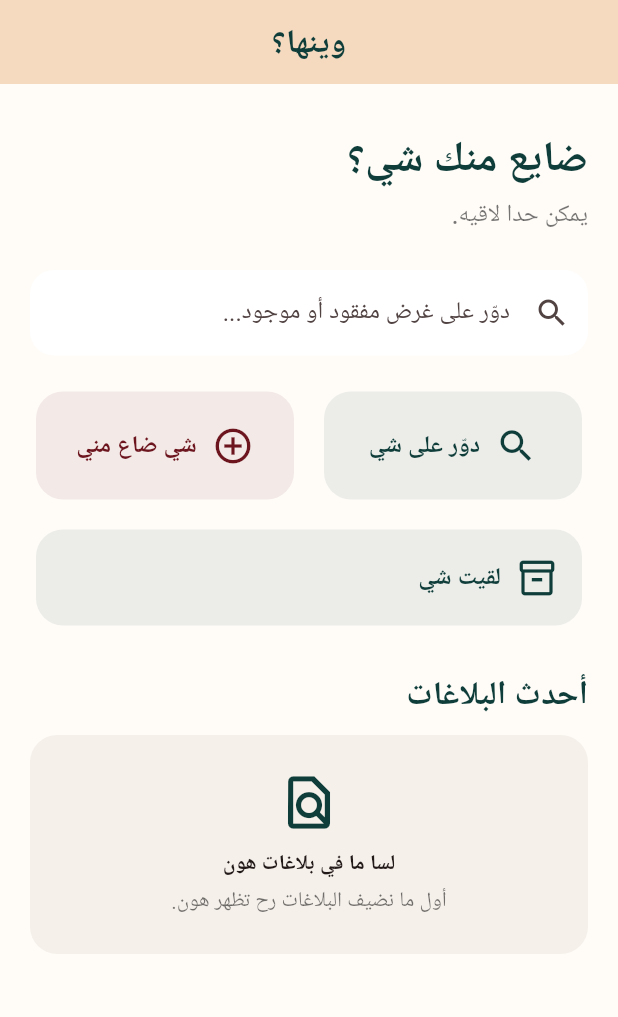
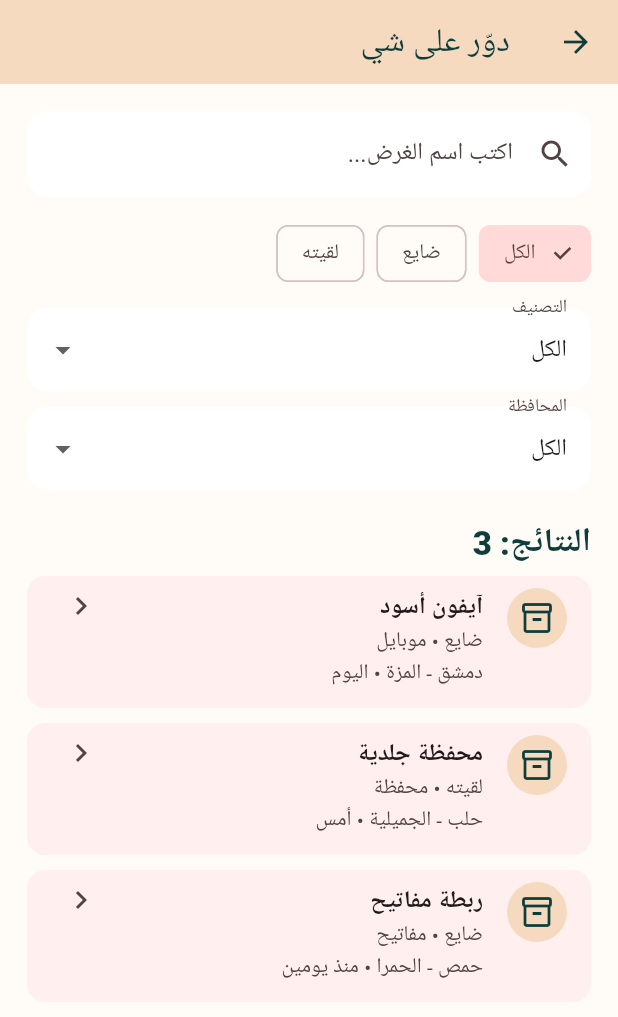
Before and after one commit to 7mud2007a/Wenha, a Flutter app: the screen it shows after launch, after a tap on "لقيت شي", on a phone screen of 412 x 824 dp. Shown: the top 1017 px of the screen. Run offline on Flutter 3.47's test engine with Material 3 defaults, Android fonts, the phone set to English and light mode, and no system bars; Roboto replaces fonts that are missing (sans).

Commit message:
feat: add search and report filters

```diff
--- a/lib/main.dart
+++ b/lib/main.dart
@@ -109,7 +109,7 @@ class HomeScreen extends StatelessWidget {
                 title: 'لقيت شي',
                 color: WenhaApp.green,
                 wide: true,
-                onTap: () {},
+                onTap: () => Navigator.push(context, MaterialPageRoute(builder: (_) => const SearchScreen())),
               ),
               const SizedBox(height: 28),
               Text(
@@ -302,3 +302,45 @@ class _ReportScreenState extends State<ReportScreen> {
 
   Widget _field(TextEditingController controller, String label, String hint, {int maxLines = 1}) => TextField(controller: controller, maxLines: maxLines, decoration: _decoration(label).copyWith(hintText: hint));
 }
+
+class SearchScreen extends StatefulWidget {
+  const SearchScreen({super.key});
+  @override State<SearchScreen> createState() => _SearchScreenState();
+}
+class _SearchScreenState extends State<SearchScreen> {
+  final query = TextEditingController();
+  String type = 'الكل', category = 'الكل', governorate = 'الكل';
+  final items = const [
+    {'title':'آيفون أسود','type':'ضايع','category':'موبايل','gov':'دمشق','place':'المزة','date':'اليوم'},
+    {'title':'محفظة جلدية','type':'لقيته','category':'محفظة','gov':'حلب','place':'الجميلية','date':'أمس'},
+    {'title':'ربطة مفاتيح','type':'ضايع','category':'مفاتيح','gov':'حمص','place':'الحمرا','date':'منذ يومين'},
+  ];
+  @override void dispose(){ query.dispose(); super.dispose(); }
+  @override Widget build(BuildContext context) {
+    final results = items.where((x) {
+      final q = query.text.trim();
+      return (q.isEmpty || x['title']!.contains(q)) && (type=='الكل'||x['type']==type) && (category=='الكل'||x['category']==category) && (governorate=='الكل'||x['gov']==governorate);
+    }).toList();
+    return Directionality(textDirection: TextDirection.rtl, child: Scaffold(
+      appBar: AppBar(title: const Text('دوّر على شي'), backgroundColor: WenhaApp.beige, foregroundColor: WenhaApp.green),
+      body: ListView(padding: const EdgeInsets.all(18), children: [
+        TextField(controller:query,onChanged:(_)=>setState((){}),decoration:InputDecoration(hintText:'اكتب اسم الغرض...',prefixIcon:const Icon(Icons.search),filled:true,fillColor:Colors.white,border:OutlineInputBorder(borderRadius:BorderRadius.circular(14),borderSide:BorderSide.none))),
+        const SizedBox(height:14),
+        Wrap(spacing:8,children:['الكل','ضايع','لقيته'].map((v)=>ChoiceChip(label:Text(v),selected:type==v,onSelected:(_)=>setState(()=>type=v))).toList()),
+        const SizedBox(height:12),
+        DropdownButtonFormField<String>(value:category,decoration:_dec('التصنيف'),items:const ['الكل','موبايل','محفظة','مفاتيح','وثائق','حقيبة','إلكترونيات','أخرى'].map((e)=>DropdownMenuItem(value:e,child:Text(e))).toList(),onChanged:(v)=>setState(()=>category=v??category)),
+        const SizedBox(height:10),
+        DropdownButtonFormField<String>(value:governorate,decoration:_dec('المحافظة'),items:const ['الكل','دمشق','ريف دمشق','حلب','حمص','حماة','اللاذقية','طرطوس','إدلب','درعا','السويداء','دير الزور','الرقة','الحسكة'].map((e)=>DropdownMenuItem(value:e,child:Text(e))).toList(),onChanged:(v)=>setState(()=>governorate=v??governorate)),
+        const SizedBox(height:20),
+        Text('النتائج: ' + results.length.toString(),style:Theme.of(context).textTheme.titleLarge?.copyWith(fontWeight:FontWeight.w800,color:WenhaApp.green)),
+        const SizedBox(height:8),
+        ...results.map((x)=>Card(elevation:0,margin:const EdgeInsets.only(bottom:10),child:ListTile(
+          leading:CircleAvatar(backgroundColor:WenhaApp.beige,child:Icon(Icons.inventory_2_outlined,color:WenhaApp.green)),
+          title:Text(x['title']!,style:const TextStyle(fontWeight:FontWeight.w800)),
+          subtitle:Text(x['type']!+' • '+x['category']!+'\n'+x['gov']!+' - '+x['place']!+' • '+x['date']!),isThreeLine:true,trailing:const Icon(Icons.chevron_left),
+        ))),
+      ]),
+    ));
+  }
+  InputDecoration _dec(String label)=>InputDecoration(labelText:label,filled:true,fillColor:Colors.white,border:OutlineInputBorder(borderRadius:BorderRadius.circular(14),borderSide:BorderSide.none));
+}
```
